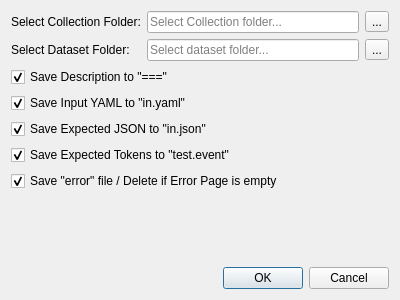
Old version of the form Examples/JsonYamlToJsonTestSuite/frmsavedataset.ui in the repository g-gualeni/QtNoid2.
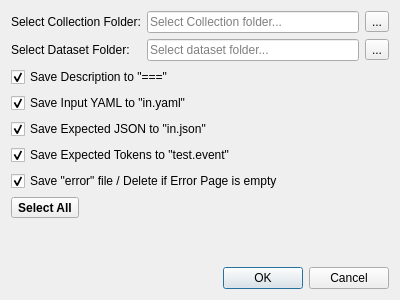
New version of the form.

Diff of the .ui file:
```diff
--- a/Examples/JsonYamlToJsonTestSuite/frmsavedataset.ui
+++ b/Examples/JsonYamlToJsonTestSuite/frmsavedataset.ui
@@ -110,6 +110,18 @@
      </property>
     </widget>
    </item>
+   <item>
+    <widget class="QToolButton" name="cmdSelectAll">
+     <property name="font">
+      <font>
+       <bold>true</bold>
+      </font>
+     </property>
+     <property name="text">
+      <string>Select All</string>
+     </property>
+    </widget>
+   </item>
    <item>
     <spacer name="verticalSpacer">
      <property name="orientation">
```
